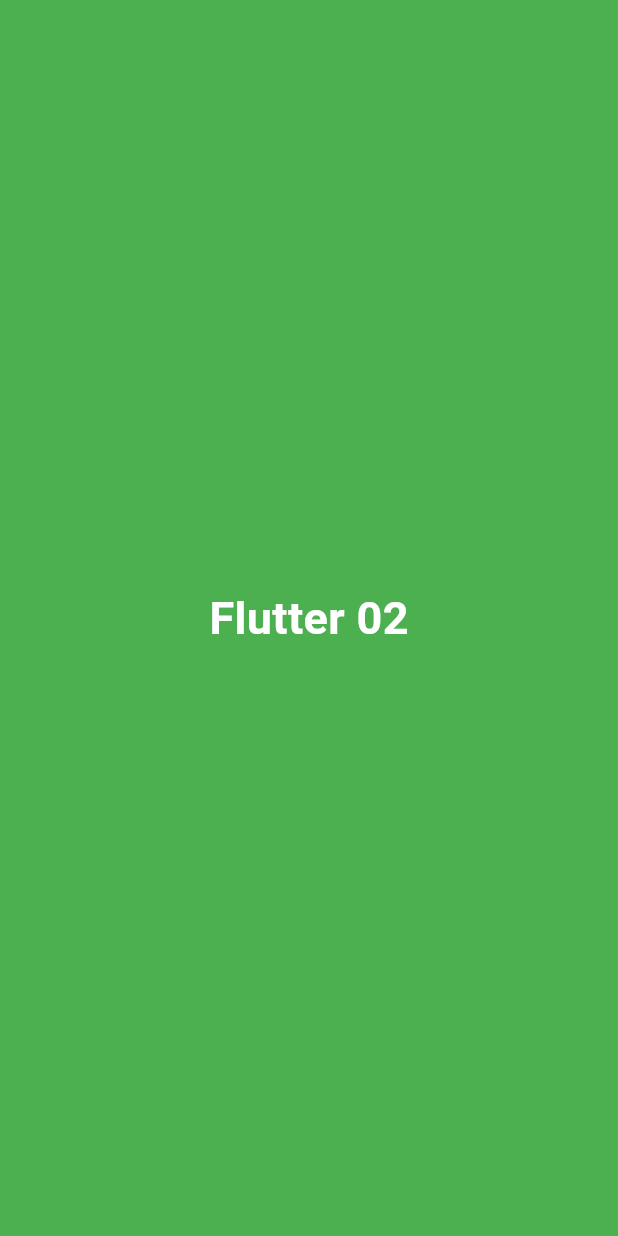
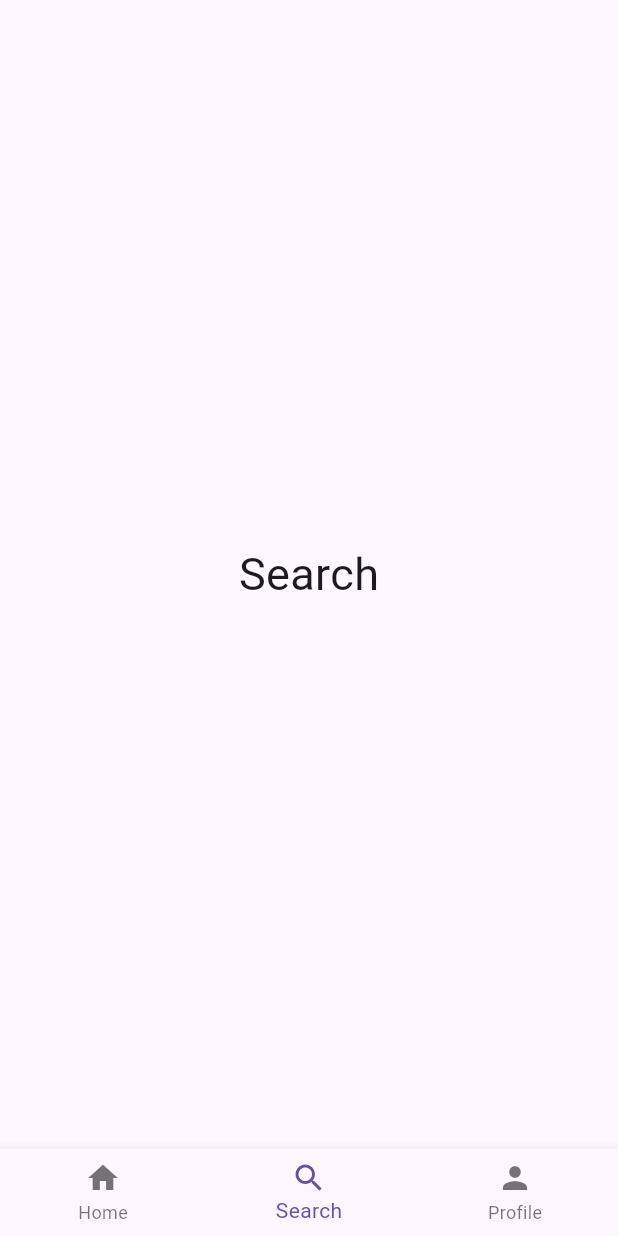
Before and after one commit to IRUKEKKACHI/250313-flutter-YS02, a Flutter app: the screen it shows after launch, swiped to page 2, on a phone screen of 412 x 824 dp. Run offline on Flutter 3.47's test engine with Material 3 defaults, Android fonts, the phone set to English and light mode, and no system bars.

Commit message:
feat : implement flow screen using Page View with BottomNavigationBar

```diff
--- a/lib/main.dart
+++ b/lib/main.dart
@@ -4,12 +4,15 @@ import 'package:flutter_ys02_20230313/pageview/page_view_with_controller.dart'
     as pvController;
 import 'package:flutter_ys02_20230313/pageview/page_view_builder.dart'
     as pvBuilder;
+import 'package:flutter_ys02_20230313/pageview/page_view_with_bottom_navigation_bar.dart'
+    as pvBottomNavBar;
 
 void main() {
   runApp(MaterialApp(
     debugShowCheckedModeBanner: false,
     //home: pvBasic.PageViewBasic(),
     //home: pvController.PageViewWithController(),
-    home: pvBuilder.PageViewBuilder(),
+    //home: pvBuilder.PageViewBuilder(),
+    home: pvBottomNavBar.PageViewWithBottomNavigationBar(),
   ));
 }
--- /dev/null
+++ b/lib/pageview/page_view_with_bottom_navigation_bar.dart
@@ -0,0 +1,69 @@
+import 'package:flutter/material.dart';
+
+class PageViewWithBottomNavigationBar extends StatefulWidget {
+  const PageViewWithBottomNavigationBar({super.key});
+
+  @override
+  State<PageViewWithBottomNavigationBar> createState() =>
+      _PageViewWithBottomNavigationBarState();
+}
+
+class _PageViewWithBottomNavigationBarState
+    extends State<PageViewWithBottomNavigationBar> {
+  final PageController _controller = PageController();
+  int _currentIndex = 0;
+
+  void _onItemTapped(int index) {
+    _controller.animateToPage(index,
+        duration: Duration(milliseconds: 300), curve: Curves.easeInOut);
+  }
+
+  @override
+  Widget build(BuildContext context) {
+    return Scaffold(
+      body: PageView(
+        controller: _controller,
+        onPageChanged: (index) {
+          setState(() {
+            _currentIndex = index;
+          });
+        },
+        children: [
+          Center(
+            child: Text(
+              'Home',
+              style: TextStyle(
+                fontSize: 30,
+              ),
+            ),
+          ),
+          Center(
+            child: Text(
+              'Search',
+              style: TextStyle(
+                fontSize: 30,
+              ),
+            ),
+          ),
+          Center(
+            child: Text(
+              'Profile',
+              style: TextStyle(
+                fontSize: 30,
+              ),
+            ),
+          )
+        ],
+      ),
+      bottomNavigationBar: BottomNavigationBar(
+        currentIndex: _currentIndex,
+        onTap: _onItemTapped,
+        items: [
+          BottomNavigationBarItem(icon: Icon(Icons.home), label: 'Home'),
+          BottomNavigationBarItem(icon: Icon(Icons.search), label: 'Search'),
+          BottomNavigationBarItem(icon: Icon(Icons.person), label: 'Profile'),
+        ],
+      ),
+    );
+  }
+}
```
